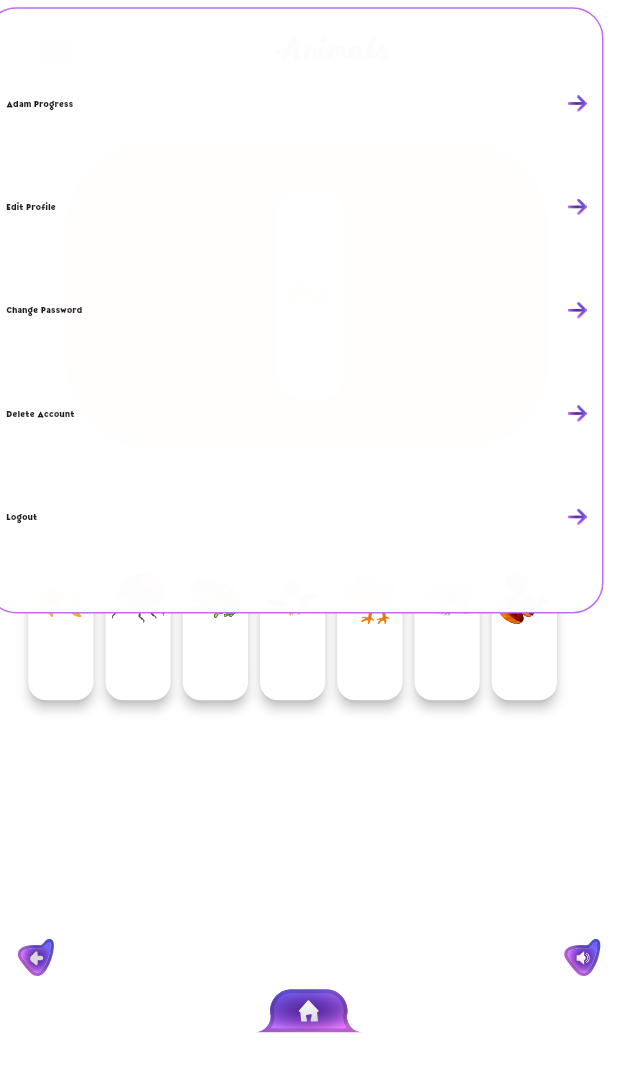
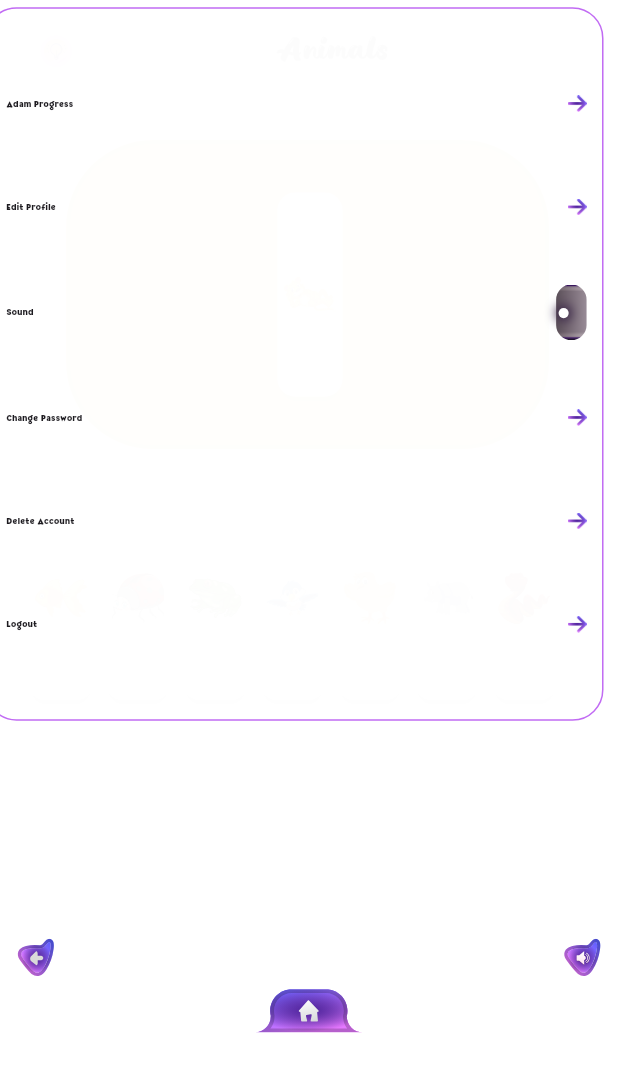
Before and after one commit to Rehamkhalid1/funColor, a Flutter app: the ColorMatchAnimals screen opened by its route, after a tap on an icon or button, on a phone screen of 412 x 824 dp, the part 155-1236 px from its top. Run offline on Flutter 3.47's test engine with Material 3 defaults, Android fonts, the phone set to English and light mode, and no system bars; our stand-ins replace audioplayers, bloc, cloud_firestore, dartz, equatable, firebase_auth and 8 more; accounts and stored records are empty.

Commit message:
add sound toggle button

```diff
--- a/lib/core/components/animated_container_widget.dart
+++ b/lib/core/components/animated_container_widget.dart
@@ -1,3 +1,4 @@
+import 'package:color_funland/core/components/toggle_button.dart';
 import 'package:color_funland/core/constants/app_icons.dart';
 import 'package:color_funland/core/utils/app_colors.dart';
 import 'package:color_funland/core/utils/text_styles.dart';
@@ -94,6 +95,10 @@ Widget menuList(BuildContext context) => Container(
                 Navigator.pushNamed(context, '/addProfileInfo');
               }),
           SizedBox(height: 16.h),
+          toggleItem(
+            title: 'Sound',
+          ),
+          SizedBox(height: 16.h),
           rowWithArrowButton(
               title: 'Change Password',
               onTap: () {
@@ -146,3 +151,19 @@ Widget rowWithArrowButton(
     ),
   );
 }
+
+Widget toggleItem({required String title}) {
+  return Padding(
+    padding: EdgeInsets.symmetric(horizontal: 16.w, vertical: 8.72.h),
+    child: Row(
+      mainAxisAlignment: MainAxisAlignment.spaceBetween,
+      children: [
+        Text(
+          title,
+          style: ts18minnie400,
+        ),
+        CustomToggleButton(),
+      ],
+    ),
+  );
+}
--- /dev/null
+++ b/lib/core/components/background_sound.dart
@@ -0,0 +1,33 @@
+import 'package:audioplayers/audioplayers.dart';
+
+class BackgroundAudio {
+  static final AudioPlayer _player = AudioPlayer();
+  static bool _isPlaying = false;
+
+  static Future<void> playBackgroundMusic() async {
+    await _player.setReleaseMode(ReleaseMode.loop);
+    await _player.play(AssetSource("sounds/background.mp3"));
+    _isPlaying = true;
+  }
+
+  static Future<void> stopBackgroundMusic() async {
+    await _player.stop();
+    _isPlaying = false;
+  }
+
+  static Future<void> pauseBackgroundMusic() async {
+    if (_isPlaying) {
+      await _player.pause();
+      _isPlaying = false;
+    }
+  }
+
+  static Future<void> resumeBackgroundMusic() async {
+    if (!_isPlaying) {
+      await _player.resume();
+      _isPlaying = true;
+    }
+  }
+
+  static bool isPlaying() => _isPlaying;
+}
--- /dev/null
+++ b/lib/core/components/toggle_button.dart
@@ -0,0 +1,85 @@
+import 'package:color_funland/core/components/background_sound.dart';
+import 'package:color_funland/core/constants/app_images.dart';
+import 'package:color_funland/features/auth/presentation/cubit/auth_cubit.dart';
+import 'package:color_funland/features/auth/presentation/cubit/auth_state.dart';
+import 'package:flutter/material.dart';
+import 'package:flutter_bloc/flutter_bloc.dart';
+import 'package:flutter_screenutil/flutter_screenutil.dart';
+
+class CustomToggleButton extends StatefulWidget {
+  const CustomToggleButton({
+    super.key,
+  });
+
+  @override
+  _CustomToggleButtonState createState() => _CustomToggleButtonState();
+}
+
+class _CustomToggleButtonState extends State<CustomToggleButton> {
+  late bool isToggled;
+
+  @override
+  void initState() {
+    super.initState();
+    isToggled = BackgroundAudio.isPlaying();
+  }
+
+  @override
+  Widget build(BuildContext context) {
+    return BlocConsumer<AuthCubit, AuthState>(
+      listener: (context, state) {},
+      builder: (context, state) {
+        return GestureDetector(
+          onTap: () async {
+            setState(() {
+              isToggled = !isToggled;
+
+              if (BackgroundAudio.isPlaying()) {
+                BackgroundAudio.pauseBackgroundMusic();
+              } else {
+                BackgroundAudio.resumeBackgroundMusic();
+              }
+            });
+          },
+          child: AnimatedContainer(
+            duration: Duration(milliseconds: 300),
+            width: 63.w,
+            height: 36.h,
+            decoration: BoxDecoration(
+                borderRadius: BorderRadius.circular(20),
+                image: DecorationImage(
+                  image: AssetImage(
+                  isToggled ?  AppImages.switchbutton : AppImages.switchbuttonfalse,
+                  ),
+                  fit: BoxFit.cover,
+                )),
+            child: Stack(
+              children: [
+                AnimatedPositioned(
+                  duration: Duration(milliseconds: 300),
+                  left: isToggled ? 35.w : 5.w,
+                  top: 8.h,
+                  child: Container(
+                    width: 21.w,
+                    height: 21.h,
+                    decoration: BoxDecoration(
+                      color: Colors.white,
+                      shape: BoxShape.circle,
+                      boxShadow: [
+                        BoxShadow(
+                          color: Color(0xff372246),
+                          blurRadius: 5,
+                          spreadRadius: 2,
+                        ),
+                      ],
+                    ),
+                  ),
+                ),
+              ],
+            ),
+          ),
+        );
+      },
+    );
+  }
+}
--- a/lib/core/components/two_items_bottom_navigation.dart
+++ b/lib/core/components/two_items_bottom_navigation.dart
@@ -1,3 +1,4 @@
+import 'package:color_funland/core/components/background_sound.dart';
 import 'package:color_funland/core/constants/app_icons.dart';
 import 'package:color_funland/features/auth/presentation/cubit/auth_cubit.dart';
 import 'package:color_funland/features/auth/presentation/cubit/auth_state.dart';
--- a/lib/core/constants/app_images.dart
+++ b/lib/core/constants/app_images.dart
@@ -43,8 +43,9 @@ class AppImages {
   static const String darkGamBoard = "$_gameBoardImagesPath/darkGamBoard.png";
   static const String yellowshadow = "$_gameBoardImagesPath/yellowshadow.svg";
   static const String childPhoto = "$_gameBoardImagesPath/childPhoto.png";
-  static const String childphotoframe =
-      "$_gameBoardImagesPath/childphotoframe.png";
+  static const String childphotoframe ="$_gameBoardImagesPath/childphotoframe.png";
+  static const String switchbutton ="$_gameBoardImagesPath/switchbutton.png";
+  static const String switchbuttonfalse ="$_gameBoardImagesPath/switchbuttonfalse.png";
 
   ///********************* My Painting *********************/
   static const String paintingGirl = "$_myPaintingImagesPath/paintingGirl.svg";
--- a/lib/features/addProfileInfo/presentation/cubit/profile_info_cubit.dart
+++ b/lib/features/addProfileInfo/presentation/cubit/profile_info_cubit.dart
@@ -1,5 +1,6 @@
 import 'package:bloc/bloc.dart';
 import 'package:cloud_firestore/cloud_firestore.dart';
+import 'package:color_funland/core/components/background_sound.dart';
 import 'package:firebase_auth/firebase_auth.dart';
 import 'package:firebase_storage/firebase_storage.dart';
 import 'package:image_picker/image_picker.dart';
@@ -25,14 +26,13 @@ class ProfileInfoCubit extends Cubit<ProfileInfoState> {
         super(const ProfileInfoState());
 
   Future<void> pickImageFromCamera() async {
-
-     emit(ProfileInfoLoadingState());
+    emit(ProfileInfoLoadingState());
 
     await _pickImage(ImageSource.camera);
   }
 
   Future<void> pickImageFromGallery() async {
-          emit(ProfileInfoLoadingState());
+    emit(ProfileInfoLoadingState());
 
     await _pickImage(ImageSource.gallery);
   }
@@ -66,7 +66,7 @@ class ProfileInfoCubit extends Cubit<ProfileInfoState> {
   }
 
   Future<void> uploadSelectedImage() async {
-          emit(ProfileInfoLoadingState());
+    emit(ProfileInfoLoadingState());
 
     if (_selectedImage == null) {
       emit(UploadImageErrorState(
@@ -230,7 +230,8 @@ class ProfileInfoCubit extends Cubit<ProfileInfoState> {
     }
   }
 
-  Future<void> updateChildData(String childId, {
+  Future<void> updateChildData(
+    String childId, {
     required String childName,
     required String childAge,
     String? imageUrl,
@@ -271,7 +272,8 @@ class ProfileInfoCubit extends Cubit<ProfileInfoState> {
           .doc(childId)
           .update(updateData);
 
-      emit(UpdateChildDataSuccessState(message: 'Child data updated successfully'));
+      emit(UpdateChildDataSuccessState(
+          message: 'Child data updated successfully'));
 
       // Fetch updated child data
       await getCurrentChild();
@@ -296,10 +298,8 @@ class ProfileInfoCubit extends Cubit<ProfileInfoState> {
       }
 
       // Get user document to find current child ID
-      final userDoc = await _firestore
-          .collection('users')
-          .doc(currentUser.uid)
-          .get();
+      final userDoc =
+          await _firestore.collection('users').doc(currentUser.uid).get();
 
       if (!userDoc.exists) {
         emit(UpdateChildDataErrorState(
@@ -406,10 +406,8 @@ class ProfileInfoCubit extends Cubit<ProfileInfoState> {
       }
 
       // Get user document to find current child ID
-      final userDoc = await _firestore
-          .collection('users')
-          .doc(currentUser.uid)
-          .get();
+      final userDoc =
+          await _firestore.collection('users').doc(currentUser.uid).get();
 
       if (!userDoc.exists) {
         emit(GetChildErrorState(
@@ -452,6 +450,7 @@ class ProfileInfoCubit extends Cubit<ProfileInfoState> {
           'imageUrl': childData['profileImage'],
         },
       ));
+      BackgroundAudio.playBackgroundMusic();
     } catch (e) {
       emit(GetChildErrorState(
         errorMessage: e.toString(),
--- a/lib/features/auth/presentation/cubit/auth_cubit.dart
+++ b/lib/features/auth/presentation/cubit/auth_cubit.dart
@@ -1,4 +1,5 @@
 import 'package:bloc/bloc.dart';
+import 'package:color_funland/core/components/background_sound.dart';
 import 'package:firebase_auth/firebase_auth.dart';
 import 'package:cloud_firestore/cloud_firestore.dart';
 import 'package:color_funland/features/auth/domain/entities/user.dart'
@@ -7,39 +8,6 @@ import 'package:color_funland/features/auth/domain/usecases/signin_usecase.dart'
 import 'package:color_funland/features/auth/domain/usecases/signup_usecase.dart';
 import 'package:color_funland/features/auth/presentation/cubit/auth_state.dart';
 import 'package:color_funland/core/services/message_service.dart';
-import 'package:audioplayers/audioplayers.dart';
-
-class BackgroundAudio {
-  static final AudioPlayer _player = AudioPlayer();
-  static bool _isPlaying = false;
-
-  static Future<void> playBackgroundMusic() async {
-    await _player.setReleaseMode(ReleaseMode.loop);
-    await _player.play(AssetSource("sounds/background.mp3"));
-    _isPlaying = true;
-  }
-
-  static Future<void> stopBackgroundMusic() async {
-    await _player.stop();
-    _isPlaying = false;
-  }
-
-  static Future<void> pauseBackgroundMusic() async {
-    if (_isPlaying) {
-      await _player.pause();
-      _isPlaying = false;
-    }
-  }
-
-  static Future<void> resumeBackgroundMusic() async {
-    if (!_isPlaying) {
-      await _player.resume();
-      _isPlaying = true;
-    }
-  }
-
-  static bool isPlaying() => _isPlaying;
-}
 
 class AuthCubit extends Cubit<AuthState> {
   final SignInUseCase signInUseCase;
```
Also changed, not shown: assets/images/game_board/switchbutton.png (added), assets/images/game_board/switchbuttonfalse.png (added).
